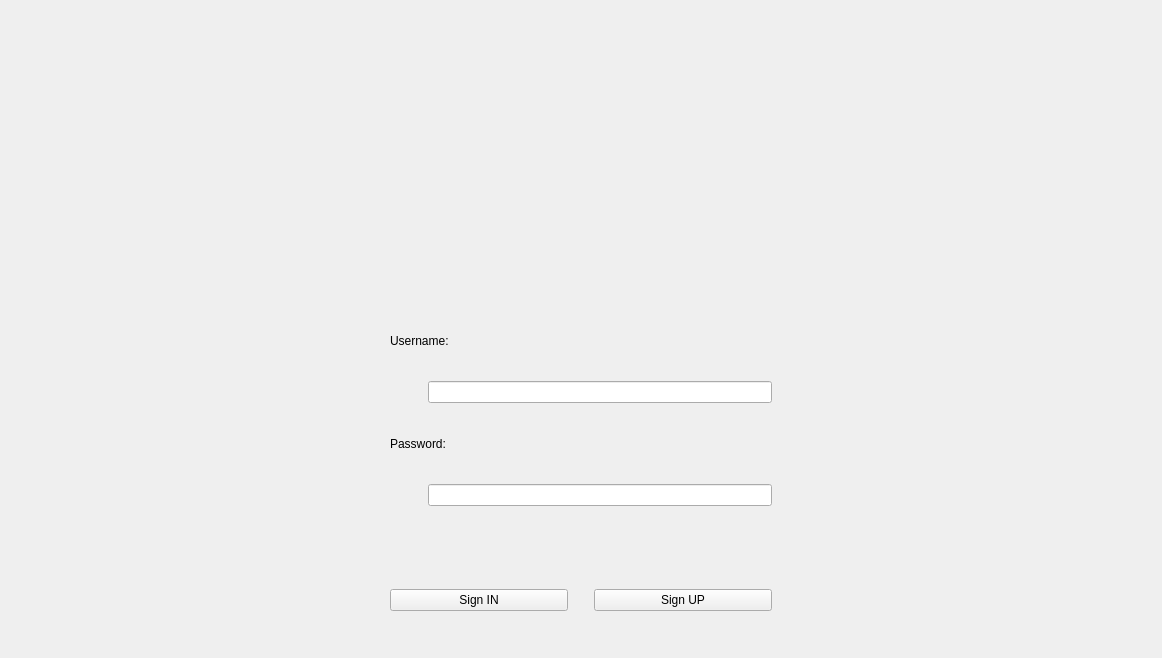
Before: the Qt Designer form src/loginwindow.ui in NiskashY/AudioPlayer, drawn with Qt 5.
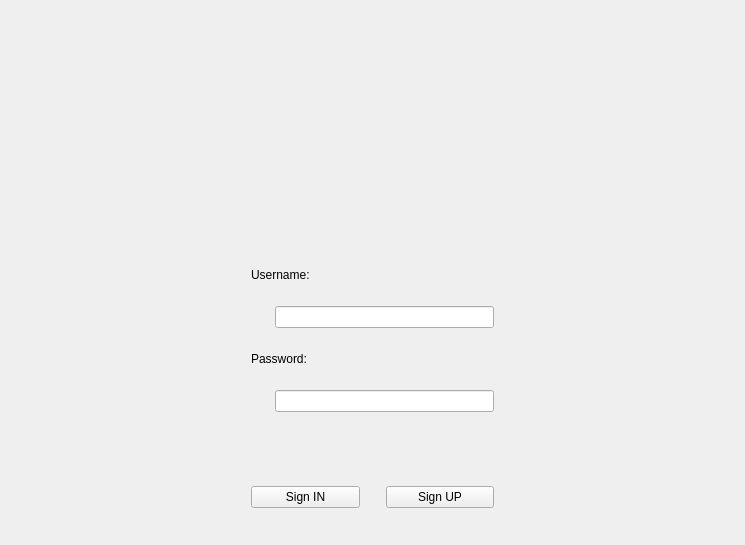
After: the same form once the commit is applied. Icons and pictures are not drawn.

Patch:
```diff
--- a/src/loginwindow.ui
+++ b/src/loginwindow.ui
@@ -6,8 +6,8 @@
    <rect>
     <x>0</x>
     <y>0</y>
-    <width>1162</width>
-    <height>658</height>
+    <width>745</width>
+    <height>545</height>
    </rect>
   </property>
   <property name="windowTitle">
```
